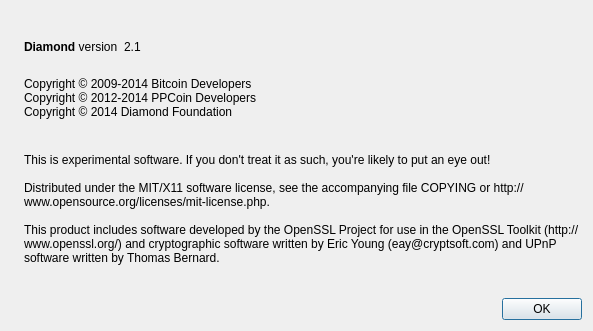
Before: the Qt Designer form src/qt/forms/aboutdialog.ui in shadowrider26/Diamond, drawn with Qt 5.
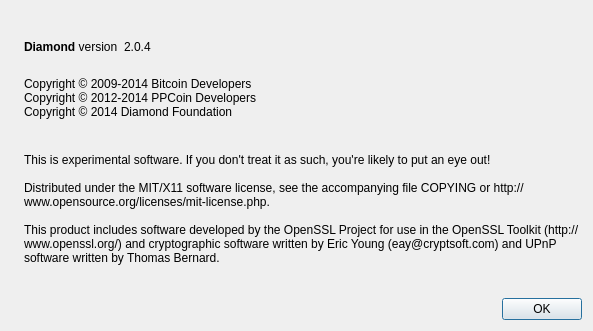
After: the same form once the commit is applied. Icons and pictures are not drawn.

```diff
--- a/src/qt/forms/aboutdialog.ui
+++ b/src/qt/forms/aboutdialog.ui
@@ -63,7 +63,7 @@
           <cursorShape>IBeamCursor</cursorShape>
          </property>
          <property name="text">
-          <string notr="true">2.1</string>
+          <string notr="true">2.0.4</string>
          </property>
          <property name="textInteractionFlags">
           <set>Qt::LinksAccessibleByMouse|Qt::TextSelectableByKeyboard|Qt::TextSelectableByMouse</set>
```
